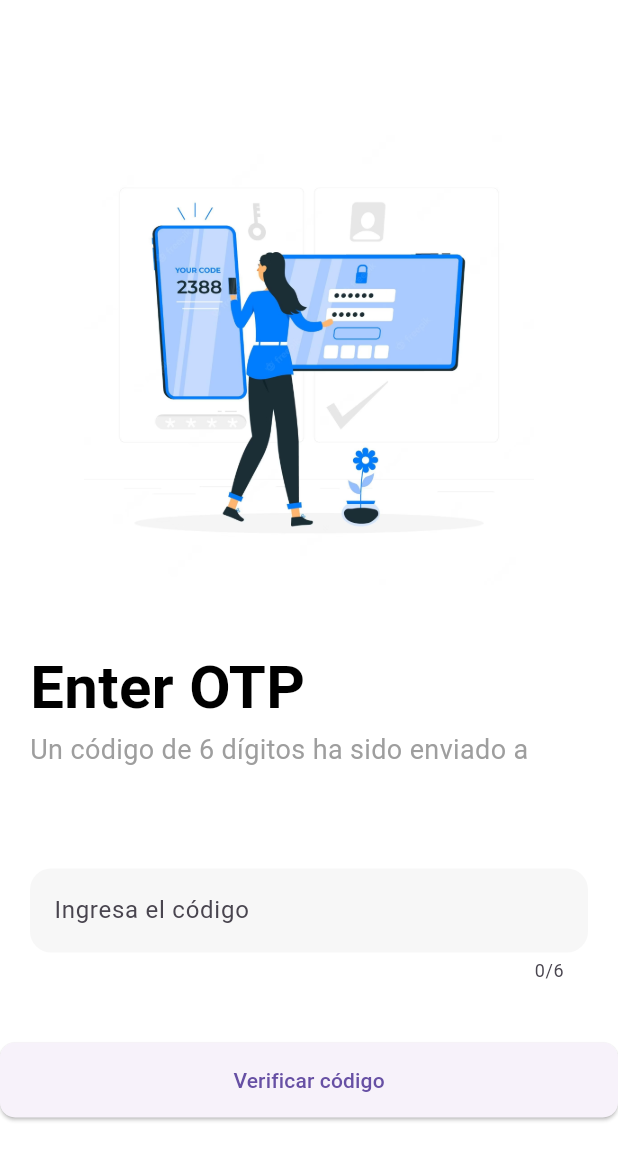
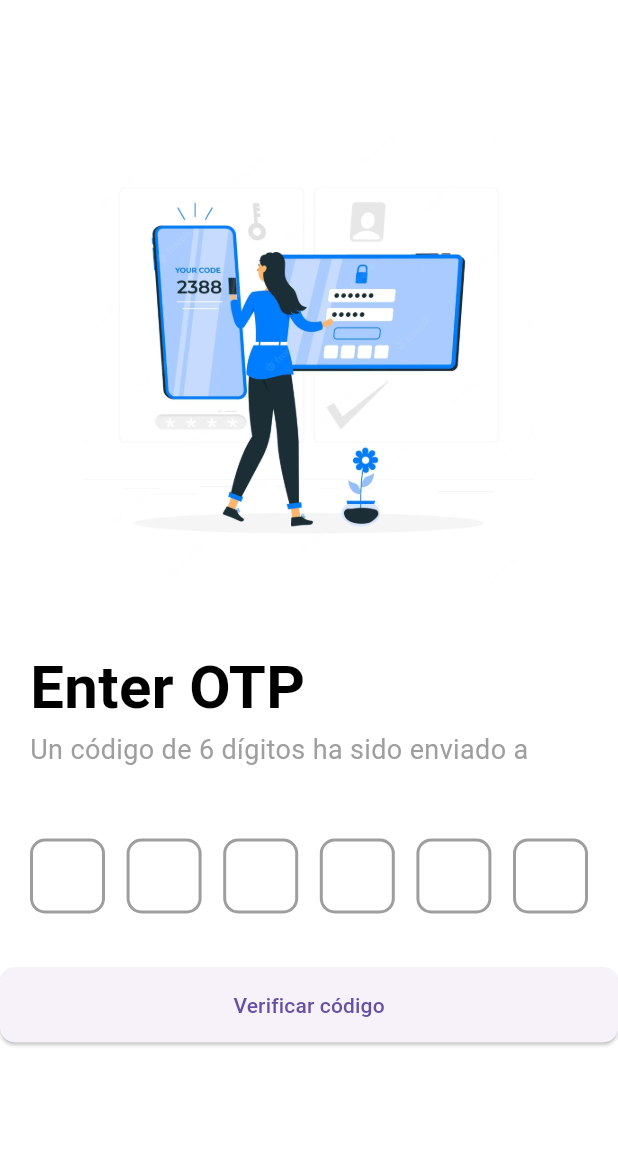
Before and after one commit to Jonatndm/marketplace_segundamano, a Flutter app: the EnterResetCodeScreen screen opened directly with empty values, on a phone screen of 412 x 824 dp. Shown: the top 1160 px of the screen. Run offline on Flutter 3.47's test engine with Material 3 defaults, Android fonts, the phone set to English and light mode, and no system bars; drawn by our look-alikes of pin_code_fields; our stand-ins replace carousel_slider, geolocator, image_picker, shared_preferences, socket_io_client; accounts and stored records are empty; Roboto replaces fonts that are missing (Poppins).

```diff
--- a/marketplace/lib/views/auth/enter_reset_code_screen.dart
+++ b/marketplace/lib/views/auth/enter_reset_code_screen.dart
@@ -1,6 +1,7 @@
 import 'package:flutter/material.dart';
 import 'package:marketplace/repository/auth_repository.dart';
 import 'reset_password_screen.dart';
+import 'package:pin_code_fields/pin_code_fields.dart'; // Importar el paquete OTP Field
 
 class EnterResetCodeScreen extends StatefulWidget {
   final String email;
@@ -91,20 +92,28 @@ class EnterResetCodeScreenState extends State<EnterResetCodeScreen> {
             ),
             const SizedBox(height: 20),
             Padding(
-              padding: const EdgeInsets.all(20.0),
-              child: TextFormField(
+              padding: const EdgeInsets.symmetric(horizontal: 20.0),
+              child: PinCodeTextField(
+                appContext: context,
+                length: 6, // Longitud del código OTP
                 controller: codeController,
                 keyboardType: TextInputType.number,
-                maxLength: 6,
-                decoration: InputDecoration(
-                  filled: true,
-                  fillColor: const Color.fromRGBO(247, 247, 247, 1),
-                  border: OutlineInputBorder(
-                    borderRadius: BorderRadius.circular(14),
-                    borderSide: BorderSide.none,
-                  ),
-                  hintText: 'Ingresa el código',
+                pinTheme: PinTheme(
+                  shape: PinCodeFieldShape.box,
+                  borderRadius: BorderRadius.circular(10),
+                  fieldHeight: 50,
+                  fieldWidth: 50,
+                  activeFillColor: Colors.white,
+                  inactiveFillColor: Colors.white,
+                  selectedFillColor: Colors.white,
+                  activeColor: Colors.black,
+                  inactiveColor: Colors.grey,
+                  selectedColor: Colors.blue,
                 ),
+                onChanged: (value) {},
+                onCompleted: (value) {
+                  verifyResetCode(); // Verificar automáticamente cuando se completa el código
+                },
               ),
             ),
             const SizedBox(height: 20),
--- a/marketplace/pubspec.yaml
+++ b/marketplace/pubspec.yaml
@@ -16,6 +16,7 @@ dependencies:
   carousel_slider: ^5.0.0
   http_parser: ^4.1.2
   flutter_dotenv: ^5.1.0
+  pin_code_fields: ^8.0.1
   flutter:
     sdk: flutter
 
```
Also changed, not shown: marketplace/lib/views/auth/verify_code_screen.dart (+24 -12 lines), marketplace/pubspec.lock.
